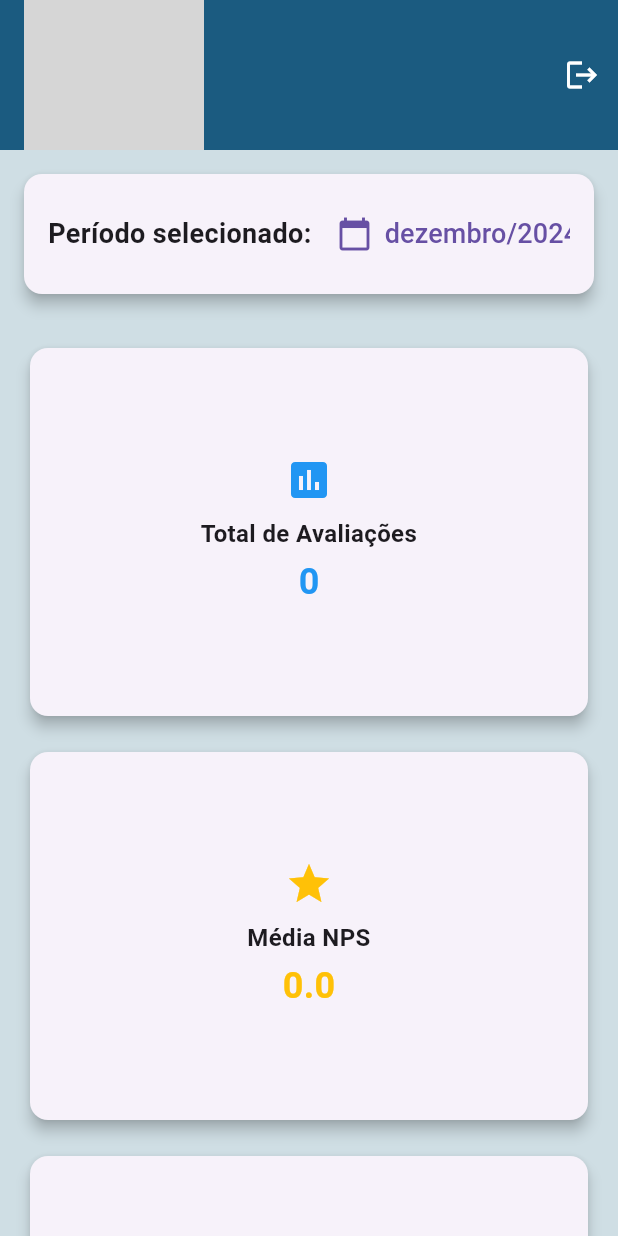
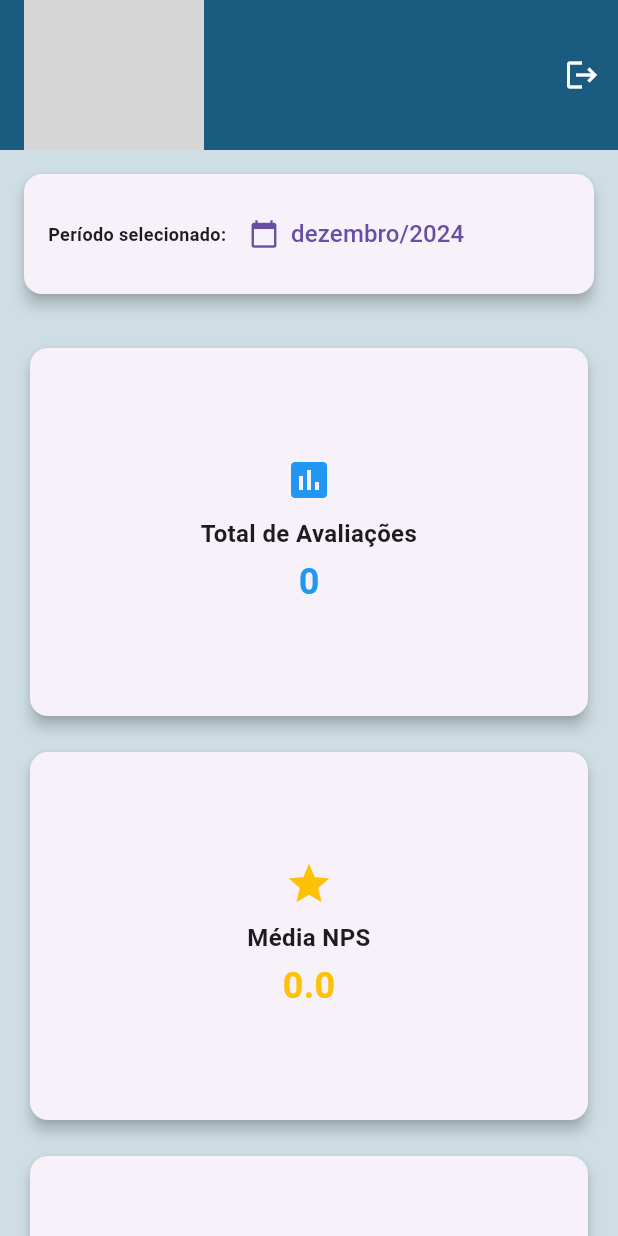
Before and after one commit to alisonschatz/dashboard_viacredi, a Flutter app: the screen it shows once a user with an empty profile is signed in, on a phone screen of 412 x 824 dp. Run offline on Flutter 3.47's test engine with Material 3 defaults, Android fonts, the phone set to English and light mode, and no system bars; our stand-ins replace cloud_firestore, firebase_auth, firebase_core; accounts and stored records are empty; grey boxes are pictures that could not be loaded.

Commit message:
fix_periodo

```diff
--- a/lib/screens/dashboard/dashboard_screen.dart
+++ b/lib/screens/dashboard/dashboard_screen.dart
@@ -64,7 +64,7 @@ class _DashboardScreenState extends State<DashboardScreen> {
               const Text(
                 'Período selecionado: ',
                 style: TextStyle(
-                  fontSize: 18,
+                  fontSize: 12,
                   fontWeight: FontWeight.bold,
                 ),
               ),
@@ -84,11 +84,11 @@ class _DashboardScreenState extends State<DashboardScreen> {
                     },
                   );
                 },
-                icon: const Icon(Icons.calendar_today, size: 24),
+                icon: const Icon(Icons.calendar_today, size: 20),
                 label: Text(
                   DateFormat('MMMM/y', 'pt_BR').format(selectedDate),
                   style: const TextStyle(
-                    fontSize: 18,
+                    fontSize: 16,
                     fontWeight: FontWeight.w500,
                   ),
                 ),
```
